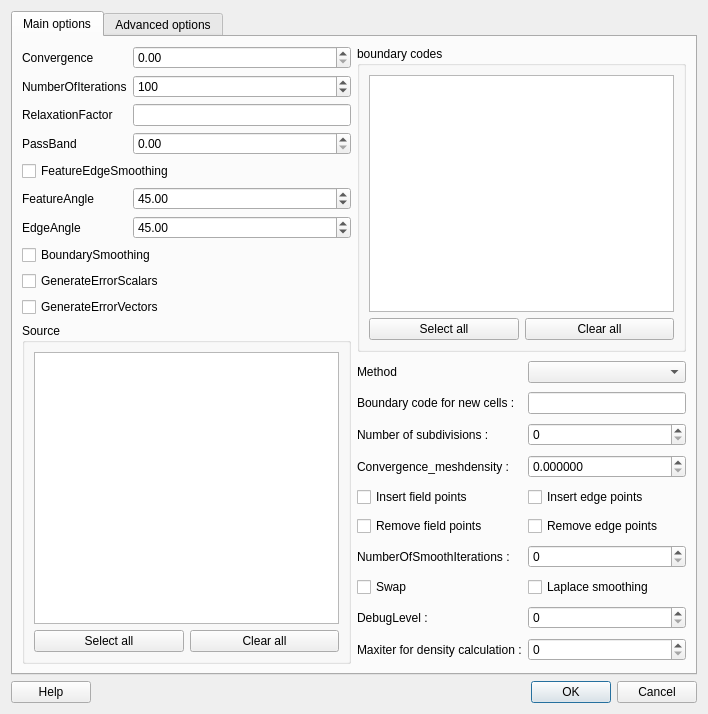
enGits/engrid, file src/guismoothsurface.ui: the form before one commit.
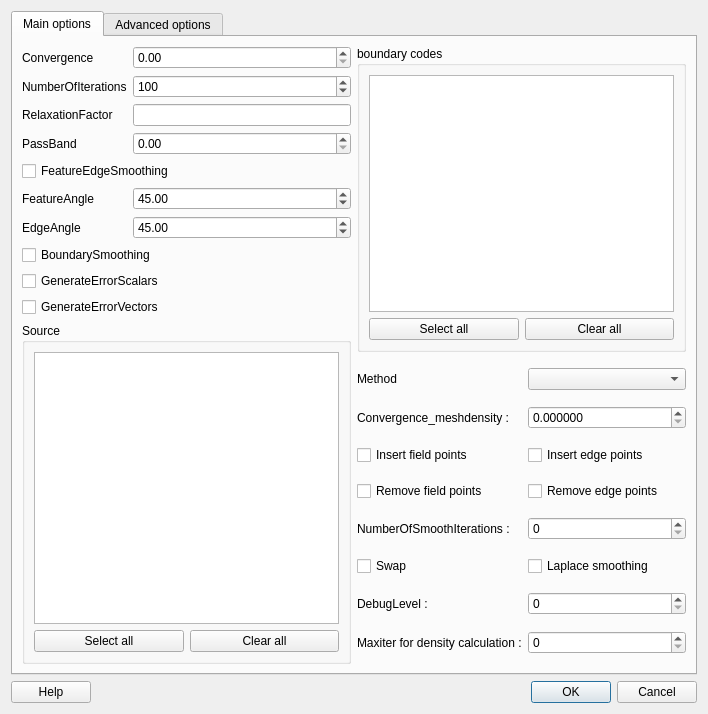
The form after the commit. Icons and pictures are not drawn.

Diff of the .ui file:
```diff
--- a/src/guismoothsurface.ui
+++ b/src/guismoothsurface.ui
@@ -267,36 +267,16 @@
              </property>
             </widget>
            </item>
-           <item row="1" column="0" >
-            <widget class="QLabel" name="label_4" >
-             <property name="text" >
-              <string>Boundary code for new cells :</string>
-             </property>
-            </widget>
-           </item>
-           <item row="1" column="1" >
-            <widget class="QLineEdit" name="lineEdit_BoundaryCode" />
-           </item>
-           <item row="2" column="0" >
-            <widget class="QLabel" name="label_2" >
-             <property name="text" >
-              <string>Number of subdivisions :</string>
-             </property>
-            </widget>
-           </item>
-           <item row="2" column="1" >
-            <widget class="QSpinBox" name="spinBox_NumberOfSubdivisions" />
-           </item>
-           <item row="3" column="0" >
-            <widget class="QLabel" name="label_10" >
-             <property name="text" >
+           <item row="1" column="0">
+            <widget class="QLabel" name="label_10">
+             <property name="text">
               <string>Convergence_meshdensity :</string>
              </property>
             </widget>
            </item>
-           <item row="3" column="1" >
-            <widget class="QDoubleSpinBox" name="doubleSpinBox_Convergence_meshdensity" >
-             <property name="decimals" >
+           <item row="1" column="1">
+            <widget class="QDoubleSpinBox" name="doubleSpinBox_Convergence_meshdensity">
+             <property name="decimals">
               <number>6</number>
              </property>
              <property name="singleStep" >
@@ -304,10 +284,10 @@
              </property>
             </widget>
            </item>
-           <item row="4" column="0" >
-            <widget class="QCheckBox" name="checkBox_insert_FP" >
-             <property name="sizePolicy" >
-              <sizepolicy vsizetype="Expanding" hsizetype="Expanding" >
+           <item row="2" column="0">
+            <widget class="QCheckBox" name="checkBox_insert_FP">
+             <property name="sizePolicy">
+              <sizepolicy hsizetype="Expanding" vsizetype="Expanding">
                <horstretch>0</horstretch>
                <verstretch>0</verstretch>
               </sizepolicy>
@@ -317,75 +297,75 @@
              </property>
             </widget>
            </item>
-           <item row="4" column="1" >
-            <widget class="QCheckBox" name="checkBox_insert_EP" >
-             <property name="text" >
+           <item row="2" column="1">
+            <widget class="QCheckBox" name="checkBox_insert_EP">
+             <property name="text">
               <string>Insert edge points</string>
              </property>
             </widget>
            </item>
-           <item row="5" column="0" >
-            <widget class="QCheckBox" name="checkBox_remove_FP" >
-             <property name="text" >
+           <item row="3" column="0">
+            <widget class="QCheckBox" name="checkBox_remove_FP">
+             <property name="text">
               <string>Remove field points</string>
              </property>
             </widget>
            </item>
-           <item row="5" column="1" >
-            <widget class="QCheckBox" name="checkBox_remove_EP" >
-             <property name="text" >
+           <item row="3" column="1">
+            <widget class="QCheckBox" name="checkBox_remove_EP">
+             <property name="text">
               <string>Remove edge points</string>
              </property>
             </widget>
            </item>
-           <item row="6" column="0" >
-            <widget class="QLabel" name="label_14" >
-             <property name="text" >
+           <item row="4" column="0">
+            <widget class="QLabel" name="label_14">
+             <property name="text">
               <string>NumberOfSmoothIterations :</string>
              </property>
             </widget>
            </item>
-           <item row="6" column="1" >
-            <widget class="QSpinBox" name="spinBox_NumberOfSmoothIterations" >
-             <property name="maximum" >
+           <item row="4" column="1">
+            <widget class="QSpinBox" name="spinBox_NumberOfSmoothIterations">
+             <property name="maximum">
               <number>999</number>
              </property>
             </widget>
            </item>
-           <item row="7" column="0" >
-            <widget class="QCheckBox" name="checkBox_Swap" >
-             <property name="text" >
+           <item row="5" column="0">
+            <widget class="QCheckBox" name="checkBox_Swap">
+             <property name="text">
               <string>Swap</string>
              </property>
             </widget>
            </item>
-           <item row="7" column="1" >
-            <widget class="QCheckBox" name="checkBox_LaplaceSmoothing" >
-             <property name="text" >
+           <item row="5" column="1">
+            <widget class="QCheckBox" name="checkBox_LaplaceSmoothing">
+             <property name="text">
               <string>Laplace smoothing</string>
              </property>
             </widget>
            </item>
-           <item row="8" column="0" >
-            <widget class="QLabel" name="label_16" >
-             <property name="text" >
+           <item row="6" column="0">
+            <widget class="QLabel" name="label_16">
+             <property name="text">
               <string>DebugLevel :</string>
              </property>
             </widget>
            </item>
-           <item row="8" column="1" >
-            <widget class="QSpinBox" name="spinBox_DebugLevel" />
+           <item row="6" column="1">
+            <widget class="QSpinBox" name="spinBox_DebugLevel"/>
            </item>
-           <item row="9" column="0" >
-            <widget class="QLabel" name="label_5" >
-             <property name="text" >
+           <item row="7" column="0">
+            <widget class="QLabel" name="label_5">
+             <property name="text">
               <string>Maxiter for density calculation :</string>
              </property>
             </widget>
            </item>
-           <item row="9" column="1" >
-            <widget class="QSpinBox" name="spinBox_maxiter_density" >
-             <property name="maximum" >
+           <item row="7" column="1">
+            <widget class="QSpinBox" name="spinBox_maxiter_density">
+             <property name="maximum">
               <number>1000</number>
              </property>
             </widget>
```
Left out of the diff: 275 changed lines with no effect on the pictures.
